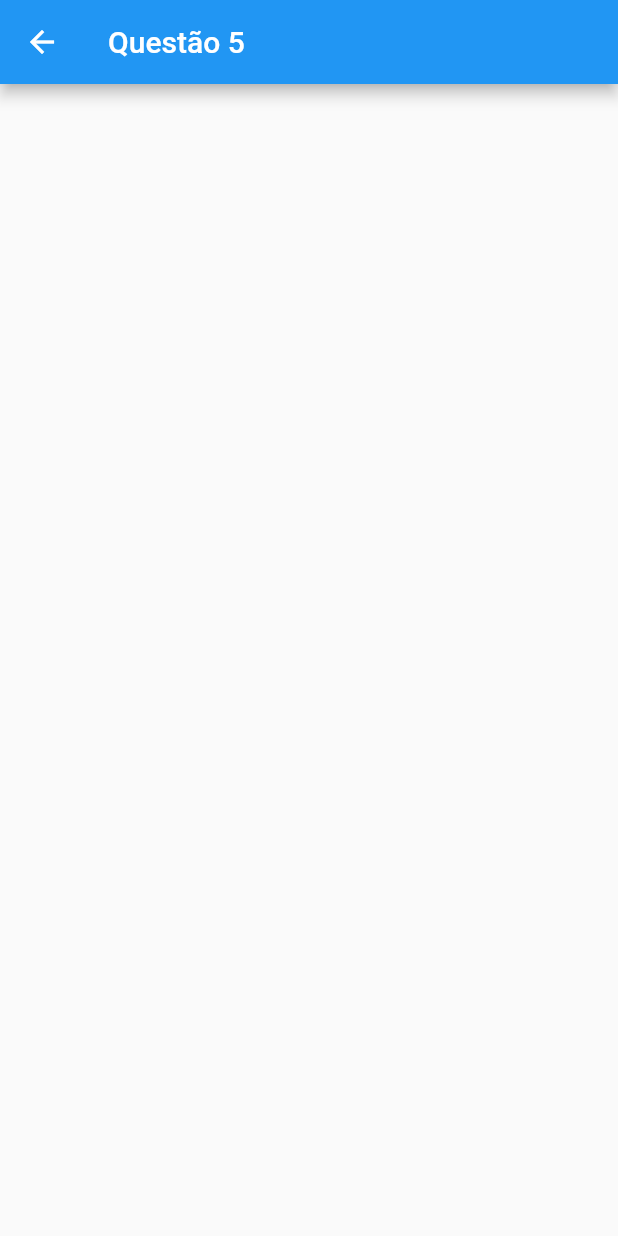
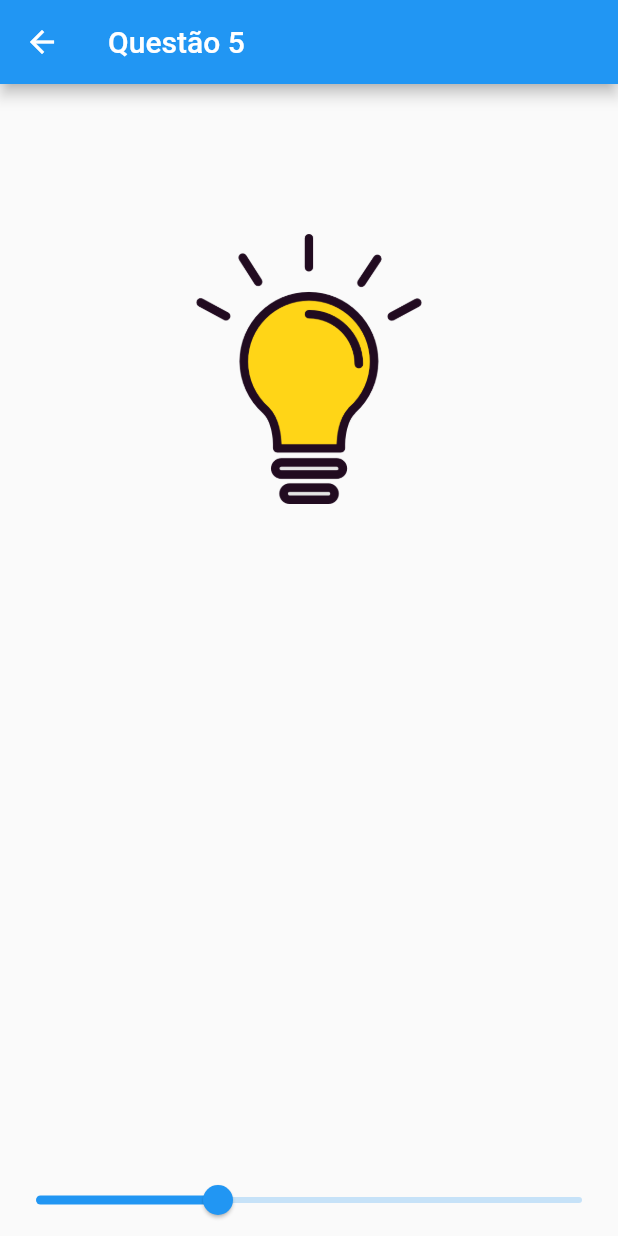
Before and after one commit to jhiltonsantos/ativ_08_PDM, a Flutter app: the Question5 screen opened directly, on a phone screen of 412 x 824 dp. Run offline on Flutter 3.47's test engine with Material 2 defaults, Android fonts, the phone set to English and light mode, and no system bars.

Commit message:
Update exercicio

```diff
--- a/lib/pages/question_4.dart
+++ b/lib/pages/question_4.dart
@@ -8,7 +8,7 @@ class Question4 extends StatefulWidget {
 }
 
 class _Question4State extends State<Question4> {
-  bool lampValue = true;
+  bool lampValue = false;
 
   @override
   Widget build(BuildContext context) {
--- a/lib/pages/question_5.dart
+++ b/lib/pages/question_5.dart
@@ -1,4 +1,5 @@
 import 'package:flutter/material.dart';
+import 'package:vector_math/vector_math_64.dart' show Vector3;
 
 class Question5 extends StatefulWidget {
   const Question5({Key? key}) : super(key: key);
@@ -8,10 +9,68 @@ class Question5 extends StatefulWidget {
 }
 
 class _Question5State extends State<Question5> {
+  late TransformationController controller;
+  double valueZoom = 1.0;
+
+  double scale = 1.0;
+  double previousScale = 1.0;
+
+  @override
+  void initState() {
+    super.initState();
+    controller = TransformationController();
+  }
+
+  @override
+  void dispose() {
+    controller.dispose();
+    super.dispose();
+  }
+
   @override
   Widget build(BuildContext context) {
     return Scaffold(
       appBar: AppBar(title: const Text('Questão 5')),
+      body: Center(
+        child: Column(
+          mainAxisAlignment: MainAxisAlignment.spaceBetween,
+          children: [
+            GestureDetector(
+              onScaleStart: (ScaleStartDetails details) {
+                previousScale = scale;
+                setState(() {});
+              },
+              onScaleUpdate: (ScaleUpdateDetails scaleUpdateDetails) {
+                scale = previousScale * scaleUpdateDetails.scale;
+                setState(() {});
+              },
+              onScaleEnd: (ScaleEndDetails scaleEndDetails) {
+                previousScale = 1.0;
+                setState(() {});
+              },
+              child: Padding(
+                padding: const EdgeInsets.symmetric(vertical: 100.0, horizontal: 20.0),
+                child: Transform.scale(
+                  scale: valueZoom,
+                  child: Image.asset(
+                    'assets/images/lamp_on.png',
+                    height: 180,
+                  ),
+                ),
+              ),
+            ),
+            Slider(
+                value: valueZoom,
+                min: 0.5,
+                max: 2.0,
+                onChanged: (double value) {
+                  setState(() {
+                    valueZoom = value;
+                  });
+                }),
+          ],
+        ),
+      ),
     );
   }
 }
```
Also changed, not shown: lib/pages/question_2.dart (+6 -21 lines), lib/pages/question_6.dart (+55 -0 lines).
